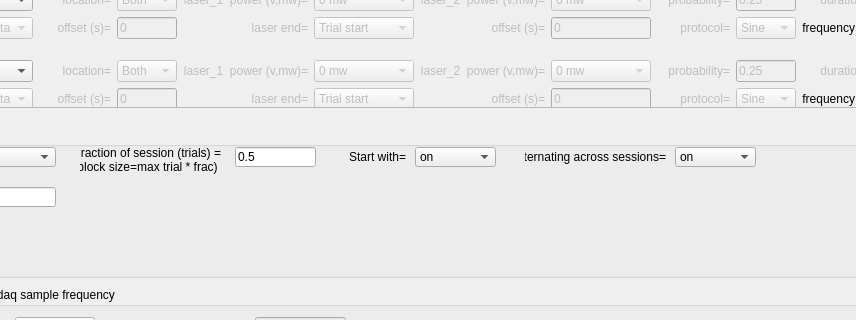
Qt form src/foraging_gui/Optogenetics.ui (AllenNeuralDynamics/dynamic-foraging-task) before a commit; both pictures show x 135 to 991 and y 283 to 603 of the 1416 by 699 pixel window.
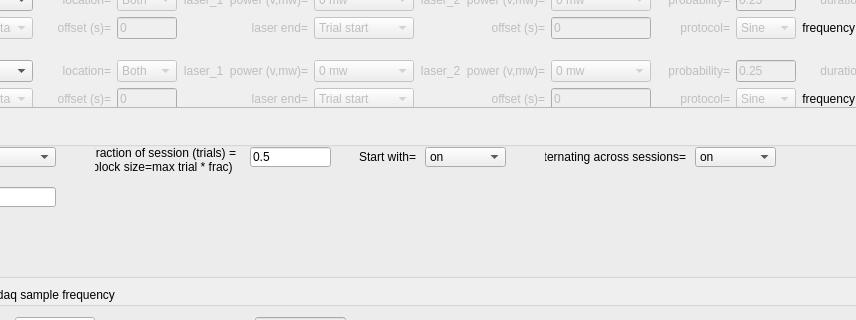
The same form after that commit.

Commit message: move to session parameters

What changed in the file:
```diff
--- a/src/foraging_gui/Optogenetics.ui
+++ b/src/foraging_gui/Optogenetics.ui
@@ -134,185 +134,6 @@
     </property>
    </item>
   </widget>
-  <widget class="QComboBox" name="SessionAlternating">
-   <property name="geometry">
-    <rect>
-     <x>810</x>
-     <y>430</y>
-     <width>81</width>
-     <height>20</height>
-    </rect>
-   </property>
-   <property name="sizePolicy">
-    <sizepolicy hsizetype="Expanding" vsizetype="Expanding">
-     <horstretch>0</horstretch>
-     <verstretch>0</verstretch>
-    </sizepolicy>
-   </property>
-   <property name="editable">
-    <bool>false</bool>
-   </property>
-   <item>
-    <property name="text">
-     <string>on</string>
-    </property>
-   </item>
-   <item>
-    <property name="text">
-     <string>off</string>
-    </property>
-   </item>
-  </widget>
-  <widget class="QLabel" name="label3_17">
-   <property name="geometry">
-    <rect>
-     <x>660</x>
-     <y>430</y>
-     <width>141</width>
-     <height>20</height>
-    </rect>
-   </property>
-   <property name="text">
-    <string>Alternating across sessions=</string>
-   </property>
-   <property name="textFormat">
-    <enum>Qt::AutoText</enum>
-   </property>
-   <property name="alignment">
-    <set>Qt::AlignRight|Qt::AlignTrailing|Qt::AlignVCenter</set>
-   </property>
-  </widget>
-  <widget class="QLabel" name="label3_18">
-   <property name="geometry">
-    <rect>
-     <x>215</x>
-     <y>426</y>
-     <width>141</width>
-     <height>20</height>
-    </rect>
-   </property>
-   <property name="text">
-    <string>Fraction of session (trials) =</string>
-   </property>
-   <property name="textFormat">
-    <enum>Qt::AutoText</enum>
-   </property>
-   <property name="alignment">
-    <set>Qt::AlignRight|Qt::AlignTrailing|Qt::AlignVCenter</set>
-   </property>
-  </widget>
-  <widget class="QLineEdit" name="FractionOfSession">
-   <property name="geometry">
-    <rect>
-     <x>370</x>
-     <y>430</y>
-     <width>81</width>
-     <height>20</height>
-    </rect>
-   </property>
-   <property name="text">
-    <string>0.5</string>
-   </property>
-  </widget>
-  <widget class="QLabel" name="label3_19">
-   <property name="geometry">
-    <rect>
-     <x>480</x>
-     <y>430</y>
-     <width>61</width>
-     <height>20</height>
-    </rect>
-   </property>
-   <property name="text">
-    <string>Start with=</string>
-   </property>
-   <property name="textFormat">
-    <enum>Qt::AutoText</enum>
-   </property>
-   <property name="alignment">
-    <set>Qt::AlignRight|Qt::AlignTrailing|Qt::AlignVCenter</set>
-   </property>
-  </widget>
-  <widget class="QComboBox" name="SessionStartWith">
-   <property name="geometry">
-    <rect>
-     <x>550</x>
-     <y>430</y>
-     <width>81</width>
-     <height>20</height>
-    </rect>
-   </property>
-   <property name="sizePolicy">
-    <sizepolicy hsizetype="Expanding" vsizetype="Expanding">
-     <horstretch>0</horstretch>
-     <verstretch>0</verstretch>
-    </sizepolicy>
-   </property>
-   <property name="editable">
-    <bool>false</bool>
-   </property>
-   <item>
-    <property name="text">
-     <string>on</string>
-    </property>
-   </item>
-   <item>
-    <property name="text">
-     <string>off</string>
-    </property>
-   </item>
-  </widget>
-  <widget class="QComboBox" name="SessionWideControl">
-   <property name="geometry">
-    <rect>
-     <x>110</x>
-     <y>430</y>
-     <width>81</width>
-     <height>20</height>
-    </rect>
-   </property>
-   <property name="sizePolicy">
-    <sizepolicy hsizetype="Expanding" vsizetype="Expanding">
-     <horstretch>0</horstretch>
-     <verstretch>0</verstretch>
-    </sizepolicy>
-   </property>
-   <property name="editable">
-    <bool>false</bool>
-   </property>
-   <property name="currentIndex">
-    <number>1</number>
-   </property>
-   <item>
-    <property name="text">
-     <string>on</string>
-    </property>
-   </item>
-   <item>
-    <property name="text">
-     <string>off</string>
-    </property>
-   </item>
-  </widget>
-  <widget class="QLabel" name="label3_20">
-   <property name="geometry">
-    <rect>
-     <x>10</x>
-     <y>430</y>
-     <width>91</width>
-     <height>20</height>
-    </rect>
-   </property>
-   <property name="text">
-    <string>Session control=</string>
-   </property>
-   <property name="textFormat">
-    <enum>Qt::AutoText</enum>
-   </property>
-   <property name="alignment">
-    <set>Qt::AlignRight|Qt::AlignTrailing|Qt::AlignVCenter</set>
-   </property>
-  </widget>
   <widget class="QLabel" name="SessionControlWarning">
    <property name="geometry">
     <rect>
@@ -341,25 +162,6 @@
     <set>Qt::AlignLeading|Qt::AlignLeft|Qt::AlignVCenter</set>
    </property>
   </widget>
-  <widget class="QLabel" name="label3_21">
-   <property name="geometry">
-    <rect>
-     <x>215</x>
-     <y>440</y>
-     <width>141</width>
-     <height>20</height>
-    </rect>
-   </property>
-   <property name="text">
-    <string>(block size=max trial * frac) </string>
-   </property>
-   <property name="textFormat">
-    <enum>Qt::AutoText</enum>
-   </property>
-   <property name="alignment">
-    <set>Qt::AlignRight|Qt::AlignTrailing|Qt::AlignVCenter</set>
-   </property>
-  </widget>
   <widget class="QGroupBox" name="SessionParameters">
    <property name="geometry">
     <rect>
@@ -404,6 +206,204 @@
      <string>0</string>
     </property>
    </widget>
+   <widget class="QComboBox" name="SessionWideControl">
+    <property name="geometry">
+     <rect>
+      <x>100</x>
+      <y>20</y>
+      <width>81</width>
+      <height>20</height>
+     </rect>
+    </property>
+    <property name="sizePolicy">
+     <sizepolicy hsizetype="Expanding" vsizetype="Expanding">
+      <horstretch>0</horstretch>
+      <verstretch>0</verstretch>
+     </sizepolicy>
+    </property>
+    <property name="editable">
+     <bool>false</bool>
+    </property>
+    <property name="currentIndex">
+     <number>1</number>
+    </property>
+    <item>
+     <property name="text">
+      <string>on</string>
+     </property>
+    </item>
+    <item>
+     <property name="text">
+      <string>off</string>
+     </property>
+    </item>
+   </widget>
+   <widget class="QLabel" name="label3_20">
+    <property name="geometry">
+     <rect>
+      <x>0</x>
+      <y>20</y>
+      <width>91</width>
+      <height>20</height>
+     </rect>
+    </property>
+    <property name="text">
+     <string>Session control=</string>
+    </property>
+    <property name="textFormat">
+     <enum>Qt::AutoText</enum>
+    </property>
+    <property name="alignment">
+     <set>Qt::AlignRight|Qt::AlignTrailing|Qt::AlignVCenter</set>
+    </property>
+   </widget>
+   <widget class="QLabel" name="label3_18">
+    <property name="geometry">
+     <rect>
+      <x>220</x>
+      <y>16</y>
+      <width>141</width>
+      <height>20</height>
+     </rect>
+    </property>
+    <property name="text">
+     <string>Fraction of session (trials) =</string>
+    </property>
+    <property name="textFormat">
+     <enum>Qt::AutoText</enum>
+    </property>
+    <property name="alignment">
+     <set>Qt::AlignRight|Qt::AlignTrailing|Qt::AlignVCenter</set>
+    </property>
+   </widget>
+   <widget class="QLineEdit" name="FractionOfSession">
+    <property name="geometry">
+     <rect>
+      <x>375</x>
+      <y>20</y>
+      <width>81</width>
+      <height>20</height>
+     </rect>
+    </property>
+    <property name="text">
+     <string>0.5</string>
+    </property>
+   </widget>
+   <widget class="QLabel" name="label3_21">
+    <property name="geometry">
+     <rect>
+      <x>220</x>
+      <y>30</y>
+      <width>141</width>
+      <height>20</height>
+     </rect>
+    </property>
+    <property name="text">
+     <string>(block size=max trial * frac) </string>
+    </property>
+    <property name="textFormat">
+     <enum>Qt::AutoText</enum>
+    </property>
+    <property name="alignment">
+     <set>Qt::AlignRight|Qt::AlignTrailing|Qt::AlignVCenter</set>
+    </property>
+   </widget>
+   <widget class="QComboBox" name="SessionStartWith">
+    <property name="geometry">
+     <rect>
+      <x>550</x>
+      <y>20</y>
+      <width>81</width>
+      <height>20</height>
+     </rect>
+    </property>
+    <property name="sizePolicy">
+     <sizepolicy hsizetype="Expanding" vsizetype="Expanding">
+      <horstretch>0</horstretch>
+      <verstretch>0</verstretch>
+     </sizepolicy>
+    </property>
+    <property name="editable">
+     <bool>false</bool>
+    </property>
+    <item>
+     <property name="text">
+      <string>on</string>
+     </property>
+    </item>
+    <item>
+     <property name="text">
+      <string>off</string>
+     </property>
+    </item>
+   </widget>
+   <widget class="QLabel" name="label3_19">
+    <property name="geometry">
+     <rect>
+      <x>480</x>
+      <y>20</y>
+      <width>61</width>
+      <height>20</height>
+     </rect>
+    </property>
+    <property name="text">
+     <string>Start with=</string>
+    </property>
+    <property name="textFormat">
+     <enum>Qt::AutoText</enum>
+    </property>
+    <property name="alignment">
+     <set>Qt::AlignRight|Qt::AlignTrailing|Qt::AlignVCenter</set>
+    </property>
+   </widget>
+   <widget class="QComboBox" name="SessionAlternating">
+    <property name="geometry">
+     <rect>
+      <x>820</x>
+      <y>20</y>
+      <width>81</width>
+      <height>20</height>
+     </rect>
+    </property>
+    <property name="sizePolicy">
+     <sizepolicy hsizetype="Expanding" vsizetype="Expanding">
+      <horstretch>0</horstretch>
+      <verstretch>0</verstretch>
+     </sizepolicy>
+    </property>
+    <property name="editable">
+     <bool>false</bool>
+    </property>
+    <item>
+     <property name="text">
+      <string>on</string>
+     </property>
+    </item>
+    <item>
+     <property name="text">
+      <string>off</string>
+     </property>
+    </item>
+   </widget>
+   <widget class="QLabel" name="label3_17">
+    <property name="geometry">
+     <rect>
+      <x>670</x>
+      <y>20</y>
+      <width>141</width>
+      <height>20</height>
+     </rect>
+    </property>
+    <property name="text">
+     <string>Alternating across sessions=</string>
+    </property>
+    <property name="textFormat">
+     <enum>Qt::AutoText</enum>
+    </property>
+    <property name="alignment">
+     <set>Qt::AlignRight|Qt::AlignTrailing|Qt::AlignVCenter</set>
+    </property>
+   </widget>
   </widget>
   <widget class="QGroupBox" name="groupBox_2">
    <property name="geometry">
```
Left out of the diff: 9 changed lines with no effect on the pictures. The commit also changes 1 other file.
